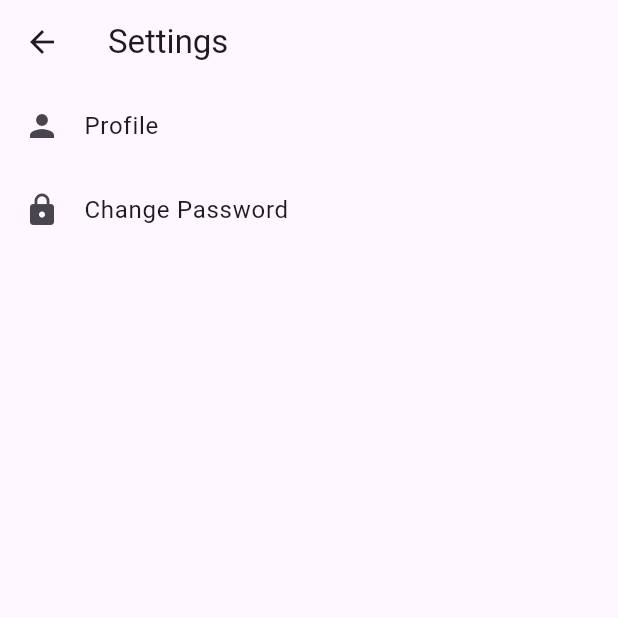
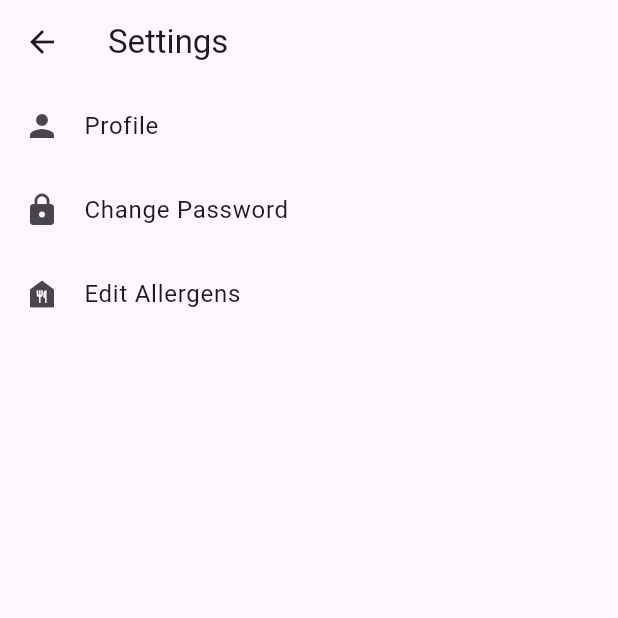
Before and after one commit to Raichur456/DishcoveryApp, a Flutter app: the SettingsView screen opened by its route, on a phone screen of 412 x 824 dp, the top half of it. Run offline on Flutter 3.47's test engine with Material 3 defaults, Android fonts, the phone set to English and light mode, and no system bars; our stand-ins replace drift, firebase_auth, firebase_core; missing offline and left inert: mobile_scanner; accounts and stored records are empty; generated files the repository leaves out were written again; network calls fail.

Commit message:
Put edit allergens in settings page, changed logic involving DB creation because code was making multiple copies of the same DB

```diff
--- a/dishcovery/lib/app.dart
+++ b/dishcovery/lib/app.dart
@@ -36,14 +36,14 @@ class App {
       case '/signup':
         return MaterialPageRoute(builder: (_) => const SignupView());
       case '/home':
-        return MaterialPageRoute(builder: (_) => const HomeView());
+        return MaterialPageRoute(builder: (_) =>  HomeView(db:db));
       case '/favorites':
         return MaterialPageRoute(builder: (_) => const FavoritesView());
       case '/restaurants':
         return MaterialPageRoute(builder: (_) => const RestaurantView());
 
       case '/settings':
-        return MaterialPageRoute(builder: (_) => const SettingsView());
+        return MaterialPageRoute(builder: (_) =>  SettingsView(db: db));
 
       case '/allergens':
         return MaterialPageRoute(builder: (_) => EditAllergensPage(db: db));
--- a/dishcovery/lib/screens/settings_view.dart
+++ b/dishcovery/lib/screens/settings_view.dart
@@ -1,9 +1,12 @@
+import 'package:dishcovery/db/allergen_database.dart';
+import 'package:dishcovery/screens/edit_allergens_page.dart';
 import 'package:flutter/material.dart';
 import 'profile_view.dart';
 import 'password_view.dart';
 
 class SettingsView extends StatelessWidget {
-  const SettingsView({super.key});
+  final AllergenDatabase db;
+  const SettingsView({super.key, required this.db});
 
   @override
   Widget build(BuildContext context) {
@@ -31,6 +34,16 @@ class SettingsView extends StatelessWidget {
               );
             },
           ),
+          ListTile(
+            leading: const Icon(Icons.food_bank),
+            title: const Text('Edit Allergens'),
+            onTap: () {
+              Navigator.push(
+                context,
+                MaterialPageRoute(builder: (_) => EditAllergensPage(db: db,)),
+              );
+            },
+          ),
         ],
       ),
     );
```
Also changed, not shown: dishcovery/lib/screens/home_view.dart (+5 -2 lines), 1 other file.
